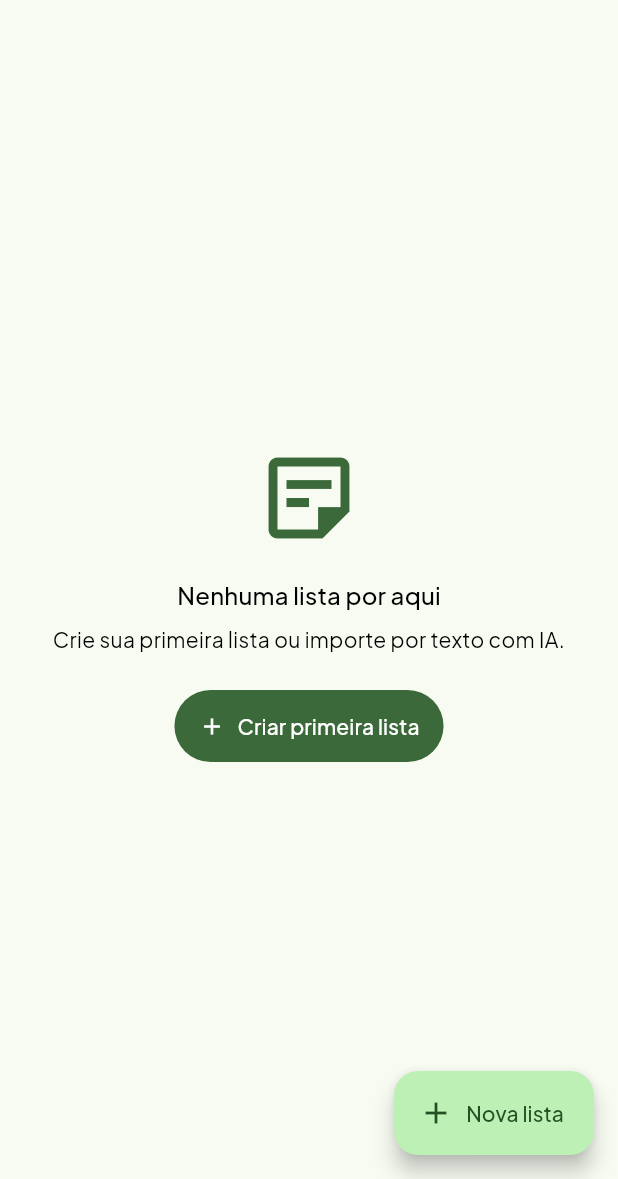
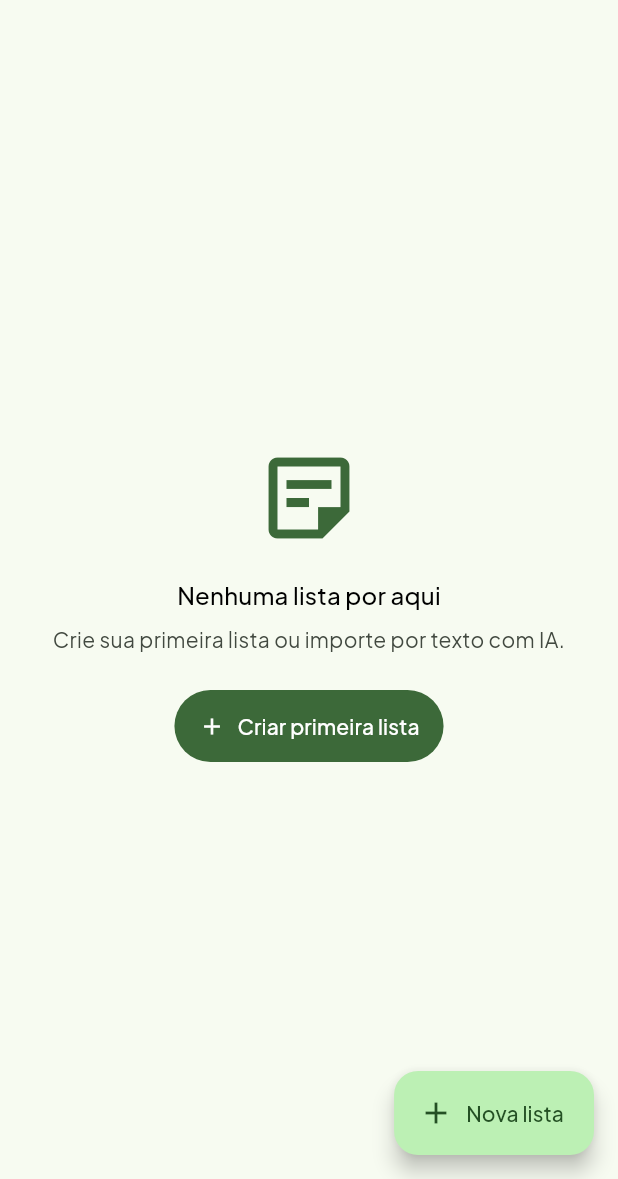
Before and after one commit to oliverlucasfer/listacompras, a Flutter app: the screen it shows once a user with an empty profile is signed in, on a phone screen of 412 x 824 dp, the part 57-1236 px from its top. Run offline on Flutter 3.47's test engine with Material 3 defaults, Android fonts, the phone set to English and light mode, and no system bars; our stand-ins replace app_links, connectivity_plus, drift, flutter_riverpod, go_router, package_info_plus and 4 more; accounts and stored records are empty; generated files the repository leaves out were written again.

Commit message:
F9-T02: Minhas Listas com AppCard/AppEstadoVazio/AppEstadoErro/AppDialog (RNF-06)

```diff
--- a/lib/features/listas/ui/minhas_listas_screen.dart
+++ b/lib/features/listas/ui/minhas_listas_screen.dart
@@ -3,7 +3,16 @@ import 'package:flutter_riverpod/flutter_riverpod.dart';
 import 'package:go_router/go_router.dart';
 
 import '../../../core/l10n/app_strings.dart';
+import '../../../core/theme/tokens/app_spacing.dart';
 import '../../../core/utils/tempo_relativo.dart';
+import '../../../core/widgets/app_botao.dart';
+import '../../../core/widgets/app_campo_texto.dart';
+import '../../../core/widgets/app_card.dart';
+import '../../../core/widgets/app_dialog.dart';
+import '../../../core/widgets/app_estado_erro.dart';
+import '../../../core/widgets/app_estado_vazio.dart';
+import '../../../core/widgets/app_sheet.dart';
+import '../../../core/widgets/app_snack_bar.dart';
 import '../../auth/providers/auth_providers.dart';
 import '../../convites/domain/convite.dart';
 import '../../convites/providers/convites_providers.dart';
@@ -44,23 +53,29 @@ class MinhasListasScreen extends ConsumerWidget {
       ),
       body: listasAsync.when(
         loading: () => const Center(child: CircularProgressIndicator()),
-        error: (_, _) => Center(
-          child: Column(
-            mainAxisSize: MainAxisSize.min,
-            children: [
-              const Text(AppStrings.erroGenerico),
-              const SizedBox(height: 8),
-              TextButton(
-                onPressed: () => ref.invalidate(listasComContagemProvider),
-                child: const Text(AppStrings.tentarNovamente),
-              ),
-            ],
-          ),
+        error: (_, _) => AppEstadoErro(
+          mensagem: AppStrings.erroGenerico,
+          onRetentar: () => ref.invalidate(listasComContagemProvider),
         ),
         data: (listas) => listas.isEmpty
-            ? const _EstadoVazio()
+            ? AppEstadoVazio(
+                icone: Icons.sticky_note_2_outlined,
+                titulo: AppStrings.nenhumaLista,
+                descricao: AppStrings.criePrimeiraLista,
+                acao: AppBotao(
+                  rotulo: AppStrings.criarPrimeiraLista,
+                  icone: Icons.add,
+                  expandido: false,
+                  onPressed: () => _abrirSheetNovaLista(context, ref),
+                ),
+              )
             : ListView.builder(
-                padding: const EdgeInsets.fromLTRB(16, 8, 16, 88),
+                padding: const EdgeInsets.fromLTRB(
+                  AppSpacing.lg,
+                  AppSpacing.sm,
+                  AppSpacing.lg,
+                  88,
+                ),
                 itemCount: listas.length,
                 itemBuilder: (context, i) => _CardLista(contagem: listas[i]),
               ),
@@ -75,46 +90,6 @@ class MinhasListasScreen extends ConsumerWidget {
   }
 }
 
-class _EstadoVazio extends ConsumerWidget {
-  const _EstadoVazio();
-
-  @override
-  Widget build(BuildContext context, WidgetRef ref) {
-    return Center(
-      child: Padding(
-        padding: const EdgeInsets.all(24),
-        child: Column(
-          mainAxisSize: MainAxisSize.min,
-          children: [
-            Icon(
-              Icons.sticky_note_2_outlined,
-              size: 72,
-              color: Theme.of(context).colorScheme.primary,
-            ),
-            const SizedBox(height: 16),
-            Text(
-              AppStrings.nenhumaLista,
-              style: Theme.of(context).textTheme.titleMedium,
-            ),
-            const SizedBox(height: 8),
-            Text(
-              AppStrings.criePrimeiraLista,
-              textAlign: TextAlign.center,
-              style: Theme.of(context).textTheme.bodyMedium,
-            ),
-            const SizedBox(height: 24),
-            FilledButton.icon(
-              onPressed: () => _abrirSheetNovaLista(context, ref),
-              icon: const Icon(Icons.add),
-              label: const Text(AppStrings.criarPrimeiraLista),
-            ),
-          ],
-        ),
-      ),
-    );
-  }
-}
-
 class _CardLista extends ConsumerWidget {
   const _CardLista({required this.contagem});
 
@@ -123,7 +98,8 @@ class _CardLista extends ConsumerWidget {
   @override
   Widget build(BuildContext context, WidgetRef ref) {
     final lista = contagem.lista;
-    return Card(
+    return AppCard(
+      padding: EdgeInsets.zero,
       child: ListTile(
         onTap: () => context.go('/lista/${lista.id}'),
         onLongPress: () => _abrirAcoes(context, ref, contagem),
@@ -156,9 +132,8 @@ class _CardLista extends ConsumerWidget {
     ListaComContagem contagem,
   ) {
     final esquema = Theme.of(context).colorScheme;
-    showModalBottomSheet<void>(
-      context: context,
-      builder: (sheetContext) => SafeArea(
+    AppSheet.mostrar<void>(
+      context,
       child: Column(
         mainAxisSize: MainAxisSize.min,
         children: [
@@ -166,7 +141,7 @@ class _CardLista extends ConsumerWidget {
             leading: const Icon(Icons.edit_outlined),
             title: const Text(AppStrings.renomear),
             onTap: () {
-                Navigator.pop(sheetContext);
+              Navigator.pop(context);
               _abrirSheetRenomear(context, ref, contagem);
             },
           ),
@@ -177,12 +152,11 @@ class _CardLista extends ConsumerWidget {
               style: TextStyle(color: esquema.error),
             ),
             onTap: () {
-                Navigator.pop(sheetContext);
+              Navigator.pop(context);
               _confirmarExclusao(context, ref, contagem);
             },
           ),
         ],
-        ),
       ),
     );
   }
@@ -203,36 +177,19 @@ class _CardLista extends ConsumerWidget {
     );
   }
 
-  void _confirmarExclusao(
+  Future<void> _confirmarExclusao(
     BuildContext context,
     WidgetRef ref,
     ListaComContagem contagem,
-  ) {
-    showDialog<void>(
-      context: context,
-      builder: (dialogContext) => AlertDialog(
-        title: const Text(AppStrings.excluirLista),
-        content: const Text(AppStrings.excluirListaMensagem),
-        actions: [
-          TextButton(
-            onPressed: () => Navigator.pop(dialogContext),
-            child: const Text(AppStrings.cancelar),
-          ),
-          FilledButton(
-            style: FilledButton.styleFrom(
-              backgroundColor: Theme.of(context).colorScheme.error,
-            ),
-            onPressed: () async {
-              Navigator.pop(dialogContext);
-              await ref
-                  .read(listasRepositoryProvider)
-                  .excluirLista(contagem.lista.id);
-            },
-            child: const Text(AppStrings.excluir),
-          ),
-        ],
-      ),
+  ) async {
+    final confirmou = await AppDialog.confirmarDestrutivo(
+      context,
+      titulo: AppStrings.excluirLista,
+      mensagem: AppStrings.excluirListaMensagem,
     );
+    if (confirmou) {
+      await ref.read(listasRepositoryProvider).excluirLista(contagem.lista.id);
+    }
   }
 }
 
@@ -269,9 +226,7 @@ class _DialogoEntrarComCodigoState
   Future<void> _entrar(BuildContext dialogContext) async {
     final token = _token.text.trim();
     if (token.isEmpty) {
-      ScaffoldMessenger.of(
-        dialogContext,
-      ).showSnackBar(SnackBar(content: Text(AppStrings.conviteInvalido)));
+      mostrarSnackBar(dialogContext, AppStrings.conviteInvalido);
       return;
     }
     setState(() => _carregando = true);
@@ -282,16 +237,12 @@ class _DialogoEntrarComCodigoState
     } on ErroConvite catch (e) {
       if (dialogContext.mounted) Navigator.pop(dialogContext);
       if (mounted) {
-        ScaffoldMessenger.of(
-          context,
-        ).showSnackBar(SnackBar(content: Text(e.message)));
+        mostrarSnackBar(context, e.message);
       }
     } catch (_) {
       if (dialogContext.mounted) Navigator.pop(dialogContext);
       if (mounted) {
-        ScaffoldMessenger.of(
-          context,
-        ).showSnackBar(SnackBar(content: Text(AppStrings.conviteInesperado)));
+        mostrarSnackBar(context, AppStrings.conviteInesperado);
       }
     } finally {
       if (mounted) setState(() => _carregando = false);
@@ -302,29 +253,21 @@ class _DialogoEntrarComCodigoState
   Widget build(BuildContext context) {
     return AlertDialog(
       title: const Text(AppStrings.conviteComCodigo),
-      content: TextField(
+      content: AppCampoTexto(
         controller: _token,
-        autofocus: true,
-        decoration: const InputDecoration(
-          labelText: AppStrings.conviteCampoCodigo,
-          border: OutlineInputBorder(),
-        ),
-        onSubmitted: (_) => _entrar(context),
+        label: AppStrings.conviteCampoCodigo,
+        onSubmitted: () => _entrar(context),
       ),
       actions: [
         TextButton(
           onPressed: () => Navigator.pop(context),
           child: const Text(AppStrings.cancelar),
         ),
-        FilledButton(
-          onPressed: _carregando ? null : () => _entrar(context),
-          child: _carregando
-              ? const SizedBox(
-                  height: 20,
-                  width: 20,
-                  child: CircularProgressIndicator(strokeWidth: 2),
-                )
-              : const Text(AppStrings.conviteConvidadoEntrar),
+        AppBotao(
+          rotulo: AppStrings.conviteConvidadoEntrar,
+          carregando: _carregando,
+          expandido: false,
+          onPressed: () => _entrar(context),
         ),
       ],
     );
```
Lines whose indentation alone changed are shown as unchanged.
